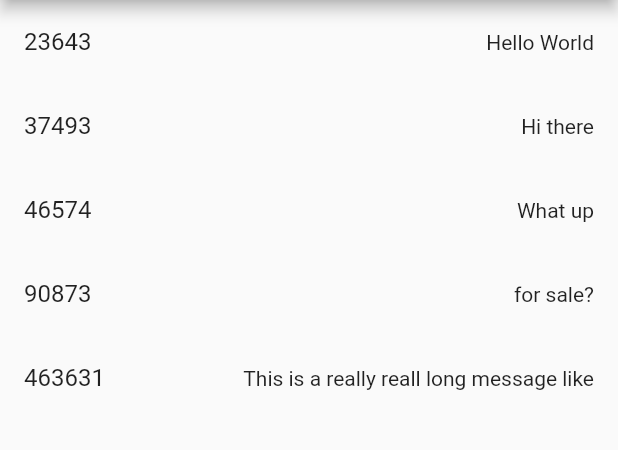
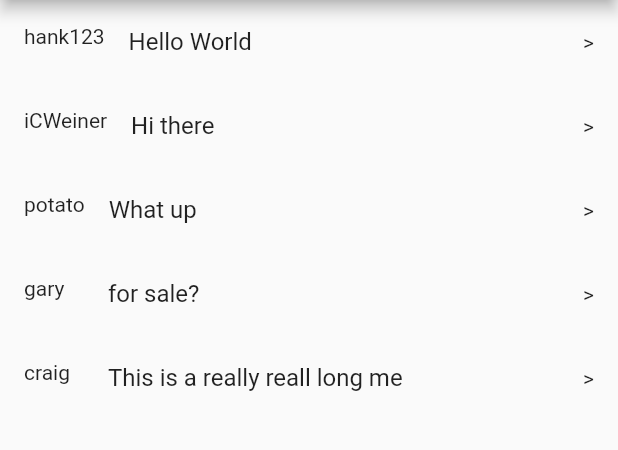
Before and after one commit to saveCraigslistTeam/craigslist, a Flutter app: the screen it shows after launch, on a phone screen of 412 x 824 dp, the part 84-534 px from its top. Run offline on Flutter 3.47's test engine with Material 2 defaults, Android fonts, the light colour scheme and no system bars.

Commit message:
Added carrot at end of messages, adjusted ordering, moved to custom widget function

```diff
--- a/lib/models/messages/dummy_data.dart
+++ b/lib/models/messages/dummy_data.dart
@@ -20,7 +20,7 @@ class MessageNode {
 
 class DummyData {
    final List<String> userIds = ['12345', '43214','47463','10092','32461'];
-   final List<String> receiverIds = ['23643', '37493','46574','90873', '463631'];
+   final List<String> receiverIds = ['hank123', 'iCWeiner','potato','gary', 'craig'];
    final List<String> messages = ['Hello World', 'Hi there', 'What up', 'for sale?', 'This is a really reall long message like really reall really long'];
 
    List<MessageNode> get messageData {
--- a/lib/screens/messages/messages_group.dart
+++ b/lib/screens/messages/messages_group.dart
@@ -18,11 +18,14 @@ class MessagesGroup extends StatelessWidget{
           itemCount: 5,
           itemBuilder: (_, index) =>
             ListTile(
-              title: Text(getDummyData().messageData[index].receiverId),
-              trailing: Text(
-                getDummyData().messageData[index].messageText.length > 40 ?
-                  getDummyData().messageData[index].messageText.substring(0,40):
-                  getDummyData().messageData[index].messageText)),
+              leading: getMessageUsername(index),
+              title: Text(
+                getDummyData().messageData[index].messageText.length > 30 ?
+                  getDummyData().messageData[index].messageText.substring(0,30):
+                  getDummyData().messageData[index].messageText),
+              trailing: const Text(">"),
+              selectedColor: Colors.blue,),
+
           )
       )
     );
@@ -39,6 +42,12 @@ Widget appBarTitle(String title) {
       );
 }
 
+Widget getMessageUsername(int index) {
+  return (
+    Text(getDummyData().messageData[index].receiverId)
+  );
+}
+
 DummyData getDummyData() {
   return DummyData();
 }
```
